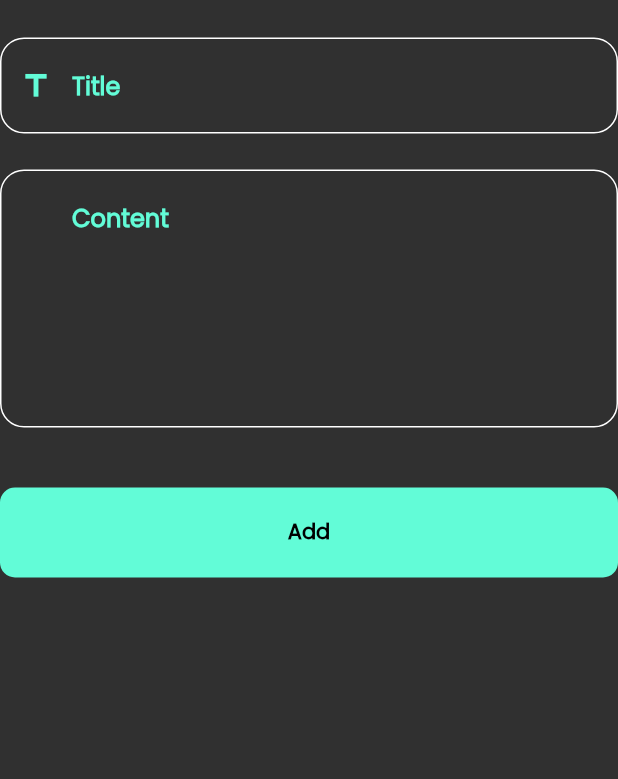
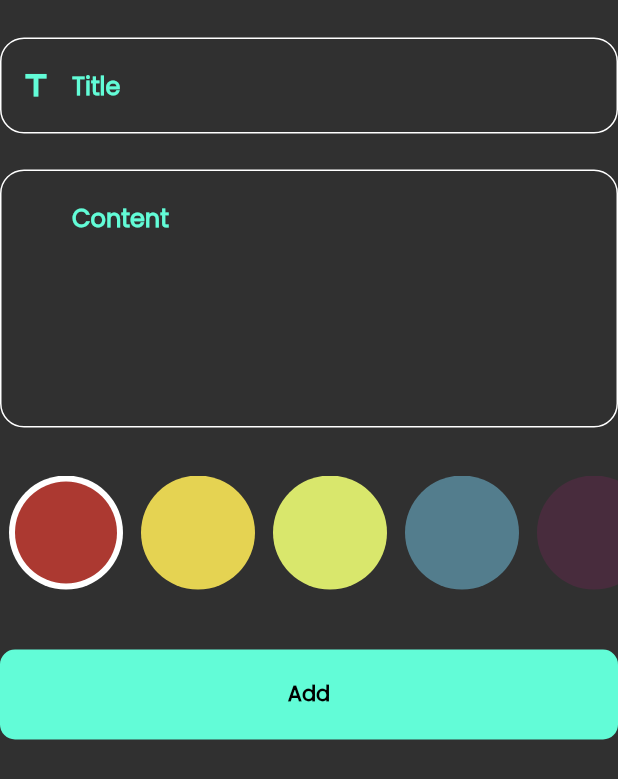
Before and after one commit to mkh515574/notes_app, a Flutter app: the AddNote widget shown alone on an empty page, opened directly, on a phone screen of 412 x 824 dp. Shown: the top 779 px of the screen. Run offline on Flutter 3.47's test engine with Material 2 defaults, Android fonts, the light colour scheme and no system bars; our stand-ins replace bloc, flutter_bloc, font_awesome_flutter, hive, hive_flutter; accounts and stored records are empty.

Commit message:
colors list view

```diff
--- a/lib/views/widgets/addnote_botom_sheet.dart
+++ b/lib/views/widgets/addnote_botom_sheet.dart
@@ -5,6 +5,8 @@
 import 'package:note_app/models/note_model.dart';
 import 'package:note_app/views/widgets/custom_button.dart';
 import 'package:note_app/views/widgets/custom_text_fild.dart';
+
+import 'colors_list_view.dart';
 
 class AddNoteBottomSheet extends StatelessWidget {
   const AddNoteBottomSheet({Key? key}) : super(key: key);
@@ -78,6 +80,10 @@
             hintText: "Content",
             maxLines: 6,
           ),
+          const SizedBox(
+            height: 32,
+          ),
+          const ColorsListView(),
           BlocBuilder<NotesCubit, NotesState>(
             builder: (context, state) {
               return CustomButton(
--- /dev/null
+++ b/lib/views/widgets/colors_list_view.dart
@@ -0,0 +1,69 @@
+import 'package:flutter/material.dart';
+
+class ColorItem extends StatelessWidget {
+  const ColorItem({super.key, required this.isActive, required this.color});
+
+  final bool isActive;
+
+  final Color color;
+  @override
+  Widget build(BuildContext context) {
+    return isActive
+        ? CircleAvatar(
+            radius: 38,
+            backgroundColor: Colors.white,
+            child: CircleAvatar(
+              radius: 34,
+              backgroundColor: color,
+            ),
+          )
+        : CircleAvatar(
+            radius: 38,
+            backgroundColor: color,
+          );
+  }
+}
+
+class ColorsListView extends StatefulWidget {
+  const ColorsListView({super.key});
+
+  @override
+  State<ColorsListView> createState() => _ColorsListViewState();
+}
+
+class _ColorsListViewState extends State<ColorsListView> {
+  int currentIndex = 0;
+
+  List<Color> colors = const [
+    Color(0xffAC3931),
+    Color(0xffE5D352),
+    Color(0xffD9E76C),
+    Color(0xff537D8D),
+    Color(0xff482C3D),
+  ];
+  @override
+  Widget build(BuildContext context) {
+    return SizedBox(
+      height: 38 * 2,
+      child: ListView.builder(
+        itemCount: colors.length,
+        scrollDirection: Axis.horizontal,
+        itemBuilder: (context, index) {
+          return Padding(
+            padding: const EdgeInsets.symmetric(horizontal: 6),
+            child: GestureDetector(
+              onTap: () {
+                currentIndex = index;
+                setState(() {});
+              },
+              child: ColorItem(
+                color: colors[index],
+                isActive: currentIndex == index,
+              ),
+            ),
+          );
+        },
+      ),
+    );
+  }
+}
```
